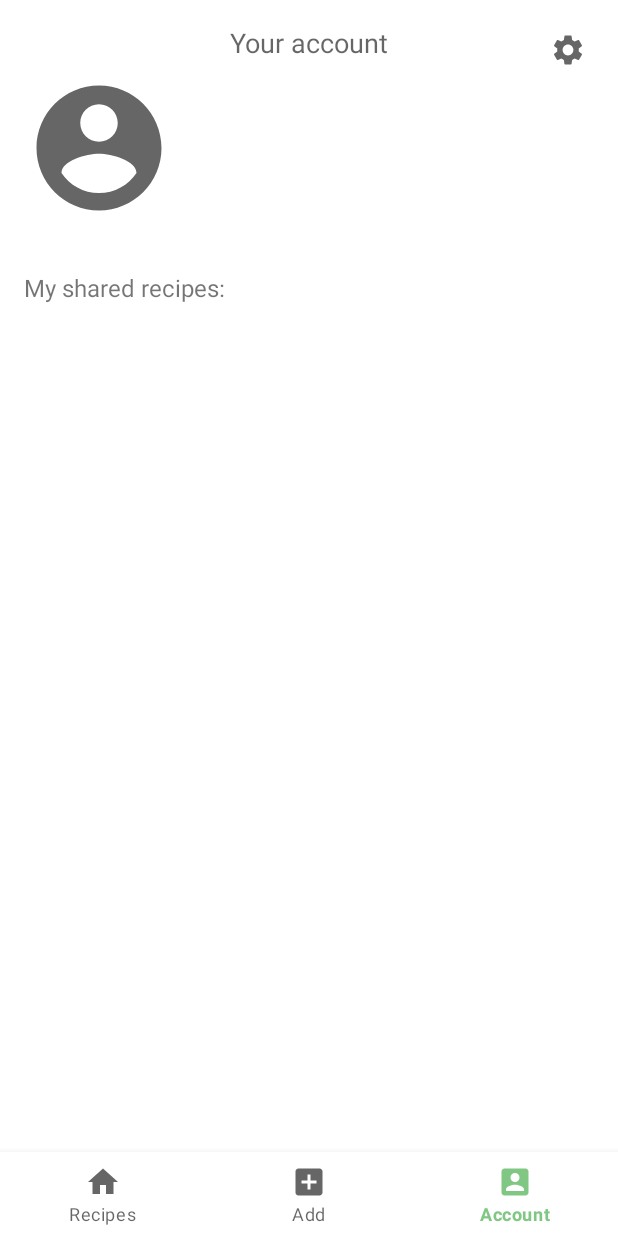
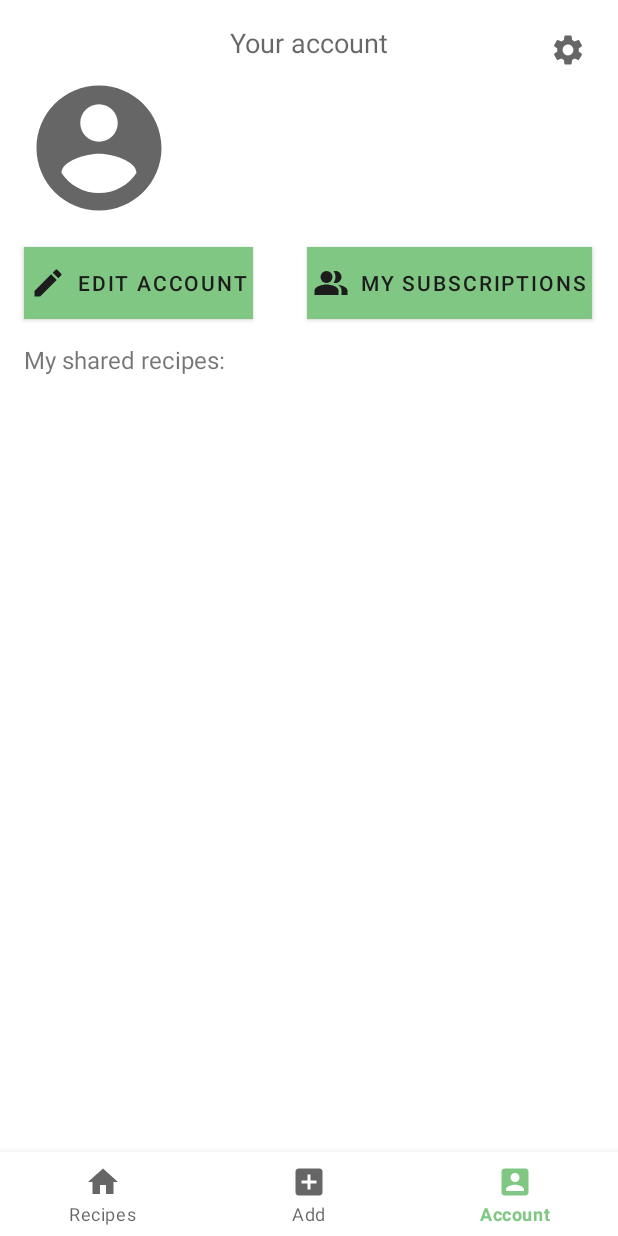
Before and after one commit to Momot-Mpa320-01/CookingCommunity, an Android app: the AccountFragment screen opened through its navigation route, on a phone screen of 412 x 824 dp. Run offline under Robolectric (Android 15) with nearby library versions, the phone set to English and light mode, and no system bars; our stand-ins replace Firebase (no records; nobody signed in at launch, a user with empty details on screens opened directly), navigation-ui; pictures from the network do not load; 3 statements that could not run were skipped.

Commit message:
Добавил реализацию настроек: смена языка, изменение темы приложения. Возможность подписки, изменения информации о профиле и загрузка фотографии, подписка на другого пользователя и просмотр блюд от всех подписок на домашней странице в ленте.

```diff
--- a/app/src/main/java/com/example/app/fragment/account/AccountFragment.kt
+++ b/app/src/main/java/com/example/app/fragment/account/AccountFragment.kt
@@ -8,6 +8,7 @@ import android.view.ViewGroup
 import android.widget.ImageView
 import android.widget.Toast
 import androidx.fragment.app.Fragment
+import androidx.navigation.fragment.NavHostFragment
 import androidx.navigation.fragment.findNavController
 import androidx.recyclerview.widget.GridLayoutManager
 import androidx.recyclerview.widget.LinearLayoutManager
@@ -53,6 +54,9 @@ class AccountFragment : Fragment() {
             startActivity(intent)
         }
 
+
+
+
         if (currentUser == null || currentUser.isAnonymous)
             loadAnonymous(root)
         else
@@ -86,22 +90,23 @@ class AccountFragment : Fragment() {
     private fun setUserView(root: View, user: UserModel, uid: String) {
         root.text_account_name.text = user.name
 
-//        root.text_view_acc_desc.text = user.description
+//        root.text_view_acc_desc.text = user?.description ?: "No data";
 //        root.text_account_description.text = user.description
 //        root.text_view_acc_desc.text = user.description
 //        root.text
 
-//        root.button_account_subs.setOnClickListener {
-//            if (user.subs!!.isEmpty())
-//                Toast.makeText(context, getString(R.string.toast_no_subs), Toast.LENGTH_LONG).show()
-//            else
-//                findNavController().navigate(AccountFragmentDirections.actionNavigationAccountToAccountSubsFragment(user.subs!!.toTypedArray()))
-//        }
+        root.button_account_subs.setOnClickListener {
+            if (user.subs!!.isEmpty())
+                Toast.makeText(context, getString(R.string.toast_no_subs), Toast.LENGTH_LONG).show()
+            else
+                findNavController().navigate(AccountFragmentDirections.actionNavigationAccountToAccountSubsFragment(user.subs!!.toTypedArray()))
+        }
 
-//        root.button_acount_edit.setOnClickListener {
-//            val action = AccountFragmentDirections.actionNavigationAccountToAccountEditFragment(user, uid)
-//            findNavController().navigate(action)
-//        }
+        root.button_acount_edit.setOnClickListener {
+            val action = AccountFragmentDirections.actionNavigationAccountToAccountEditFragment(user, uid)
+            findNavController().navigate(action)
+        }
+
 
         loadImage(user.image, root.image_my_account)
 
--- a/app/src/main/res/layout/fragment_account.xml
+++ b/app/src/main/res/layout/fragment_account.xml
@@ -58,23 +58,23 @@
         app:layout_constraintStart_toEndOf="@+id/image_my_account"
         app:layout_constraintTop_toBottomOf="@+id/text_account_title" />
 
-<!--    <Button-->
-<!--        android:id="@+id/button_account_subs"-->
-<!--        style="@style/Widget.MaterialComponents.Button.Icon"-->
-<!--        android:layout_width="wrap_content"-->
-<!--        android:layout_height="wrap_content"-->
-<!--        android:layout_marginStart="8dp"-->
-<!--        android:layout_marginTop="16dp"-->
-<!--        android:layout_marginEnd="16dp"-->
-<!--        android:background="@color/primaryColor"-->
-<!--        android:padding="4dp"-->
-<!--        android:text="@string/account_sub"-->
-<!--        android:textColor="@color/primaryTextColor"-->
-<!--        app:icon="@drawable/ic_people"-->
-<!--        app:layout_constraintEnd_toEndOf="parent"-->
-<!--        app:layout_constraintHorizontal_bias="0.95"-->
-<!--        app:layout_constraintStart_toEndOf="@+id/button_acount_edit"-->
-<!--        app:layout_constraintTop_toBottomOf="@+id/image_my_account" />-->
+    <Button
+        android:id="@+id/button_account_subs"
+        style="@style/Widget.MaterialComponents.Button.Icon"
+        android:layout_width="wrap_content"
+        android:layout_height="wrap_content"
+        android:layout_marginStart="8dp"
+        android:layout_marginTop="16dp"
+        android:layout_marginEnd="16dp"
+        android:background="@color/primaryColor"
+        android:padding="4dp"
+        android:text="@string/account_sub"
+        android:textColor="@color/primaryTextColor"
+        app:icon="@drawable/ic_people"
+        app:layout_constraintEnd_toEndOf="parent"
+        app:layout_constraintHorizontal_bias="0.95"
+        app:layout_constraintStart_toEndOf="@+id/button_acount_edit"
+        app:layout_constraintTop_toBottomOf="@+id/image_my_account" />
 
     <!--    <TextView-->
     <!--        android:id="@+id/text_account_description"-->
@@ -87,31 +87,31 @@
     <!--        app:layout_constraintStart_toEndOf="@+id/image_my_account"-->
     <!--        tools:layout_editor_absoluteY="105dp" />-->
 
-<!--    <Button-->
-<!--        android:id="@+id/button_acount_edit"-->
-<!--        style="@style/Widget.MaterialComponents.Button.Icon"-->
-<!--        android:layout_width="wrap_content"-->
-<!--        android:layout_height="wrap_content"-->
-<!--        android:layout_marginStart="16dp"-->
-<!--        android:layout_marginTop="16dp"-->
-<!--        android:background="@color/secondaryColor"-->
-<!--        android:padding="4dp"-->
-<!--        android:text="@string/account_edit"-->
-<!--        android:textColor="@color/primaryTextColor"-->
-<!--        app:icon="@drawable/ic_edit"-->
-<!--        app:layout_constraintStart_toStartOf="parent"-->
-<!--        app:layout_constraintTop_toBottomOf="@+id/image_my_account" />-->
+    <Button
+        android:id="@+id/button_acount_edit"
+        style="@style/Widget.MaterialComponents.Button.Icon"
+        android:layout_width="wrap_content"
+        android:layout_height="wrap_content"
+        android:layout_marginStart="16dp"
+        android:layout_marginTop="16dp"
+        android:background="@color/secondaryColor"
+        android:padding="4dp"
+        android:text="@string/account_edit"
+        android:textColor="@color/primaryTextColor"
+        app:icon="@drawable/ic_edit"
+        app:layout_constraintStart_toStartOf="parent"
+        app:layout_constraintTop_toBottomOf="@+id/image_my_account" />
 
     <TextView
         android:id="@+id/text_account_my_recipe"
         android:layout_width="wrap_content"
         android:layout_height="wrap_content"
         android:layout_marginStart="16dp"
-        android:layout_marginTop="32dp"
+        android:layout_marginTop="16dp"
         android:text="@string/text_account_my_recipe"
         android:textSize="16sp"
         app:layout_constraintStart_toStartOf="parent"
-        app:layout_constraintTop_toBottomOf="@+id/image_my_account" />
+        app:layout_constraintTop_toBottomOf="@+id/button_acount_edit" />
 
     <LinearLayout
         android:id="@+id/layout_account_recycler"
```
Also changed, not shown: app/src/main/AndroidManifest.xml (+6 -6 lines), app/src/main/java/com/example/app/SettingsActivity.kt (+54 -54 lines), app/src/main/java/com/example/app/fragment/account/AccountViewFragment.kt (+19 -19 lines), app/src/main/java/com/example/app/fragment/recipe/RecipeFragment.kt (+5 -5 lines), app/src/main/res/layout/fragment_account_view.xml (+30 -31 lines), app/src/main/res/layout/fragment_recipe.xml (+12 -12 lines), app/src/main/res/layout/layout_swipe_home.xml (+13 -13 lines), 1 other file. Lines whose indentation alone changed are shown as unchanged.
